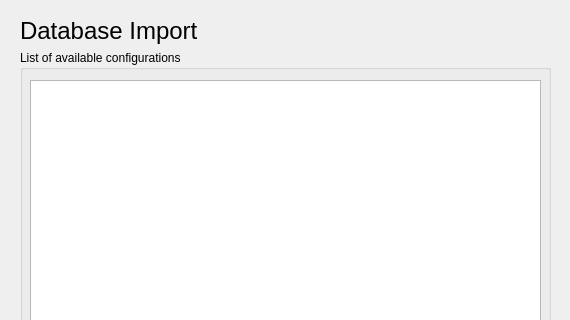
Old version of the form artdaq-runcontrol/conftool_import.ui in the repository ikatza/ArtDaq-RunControl-GUI; both pictures show x 0 to 570 and y 0 to 320 of the 570 by 639 pixel window.
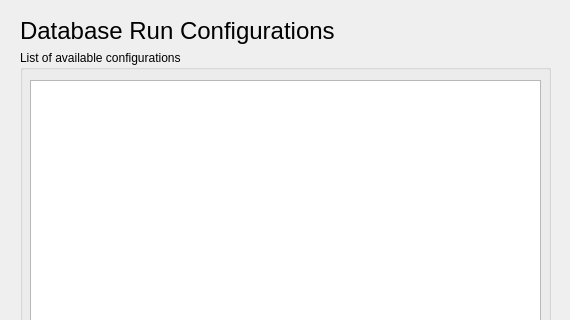
New version of the form.

The edit to the form file:
```diff
--- a/artdaq-runcontrol/conftool_import.ui
+++ b/artdaq-runcontrol/conftool_import.ui
@@ -34,7 +34,7 @@
     <rect>
      <x>20</x>
      <y>10</y>
-     <width>241</width>
+     <width>450</width>
      <height>41</height>
     </rect>
    </property>
@@ -44,7 +44,7 @@
     </font>
    </property>
    <property name="text">
-    <string>Database Import</string>
+       <string>Database Run Configurations</string>
    </property>
   </widget>
   <widget class="QGroupBox" name="groupBox">
```
